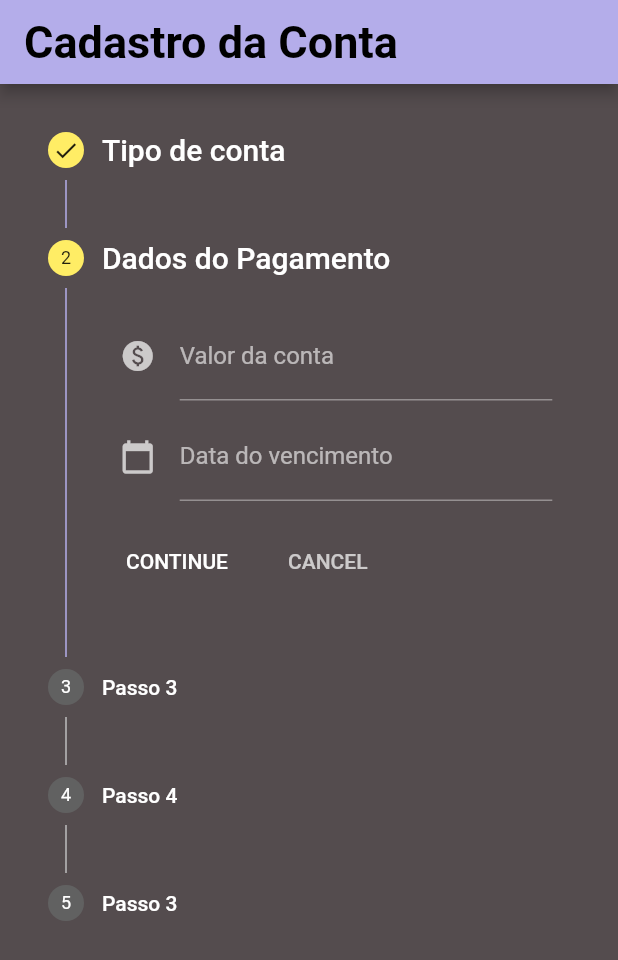
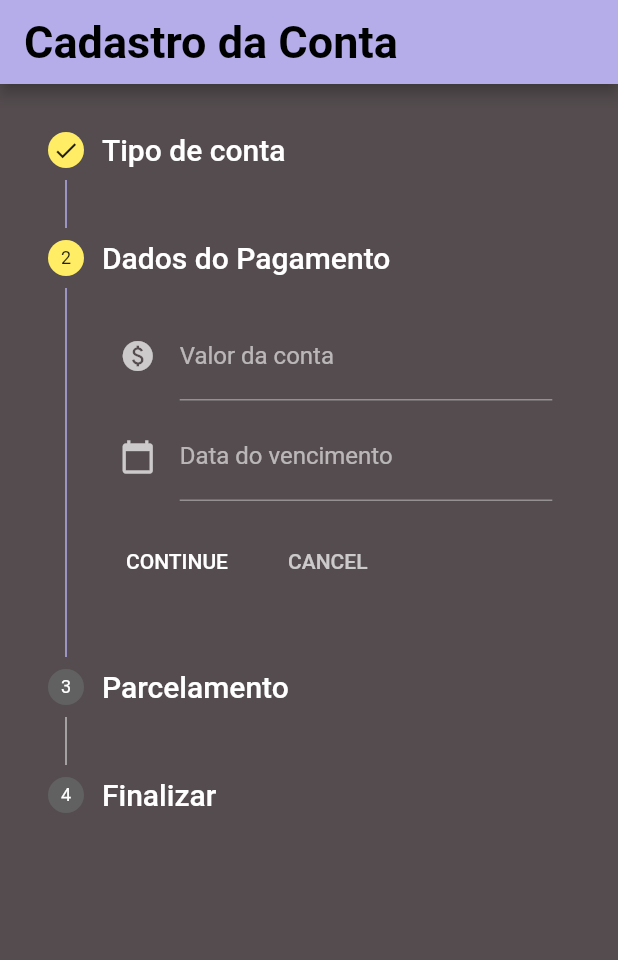
Before and after one commit to SamuelPimentel/help_mei, a Flutter app: the screen it shows after launch, after a tap on "CONTINUE", on a phone screen of 412 x 824 dp. Shown: the top 960 px of the screen. Run offline on Flutter 3.47's test engine with Material 2 defaults, Android fonts, the light colour scheme and no system bars; our stand-ins replace sqflite, sqflite_common_ffi; accounts and stored records are empty.

Commit message:
fix: cadastro funcionando da conta

```diff
--- a/lib/main.dart
+++ b/lib/main.dart
@@ -23,7 +23,10 @@ void main() async {
       result.map((e) => (e as TipoConta).nomeTipoConta).toList();
 
   runApp(MaterialApp(
-    home: CadastroContaPage(dropDownItens: tipoContaValues),
+    home: CadastroContaPage(
+      dropDownItens: tipoContaValues,
+      controller: controller,
+    ),
     theme: buildTheme(),
   ));
 }
--- a/lib/pages/cadastro_conta/cadastro_conta_page.dart
+++ b/lib/pages/cadastro_conta/cadastro_conta_page.dart
@@ -1,16 +1,20 @@
 import 'package:flutter/material.dart';
+import 'package:help_mei/controller/entity_controller_generic.dart';
 import 'package:help_mei/pages/cadastro_conta/cadastro_conta_step.dart';
 
 class CadastroContaPage extends StatelessWidget {
-  const CadastroContaPage({super.key, required this.dropDownItens});
+  const CadastroContaPage(
+      {super.key, required this.dropDownItens, required this.controller});
   final double size = 0.8;
   final List<String> dropDownItens;
+  final EntityControllerGeneric controller;
 
   @override
   Widget build(BuildContext context) {
     return Scaffold(
       appBar: AppBar(title: const Text('Cadastro da Conta')),
-      body: CadastroContaStep(dropDownItens: dropDownItens),
+      body: CadastroContaStep(
+          dropDownItens: dropDownItens, controller: controller),
     );
   }
 }
--- a/lib/pages/cadastro_conta/cadastro_conta_step.dart
+++ b/lib/pages/cadastro_conta/cadastro_conta_step.dart
@@ -1,18 +1,19 @@
 import 'package:flutter/material.dart';
 import 'package:help_mei/controller/entity_controller_generic.dart';
+import 'package:help_mei/entities/conta.dart';
 import 'package:help_mei/entities/tipo_conta.dart';
-import 'package:help_mei/pages/cadastro_conta/widgets/column_dado_pagamento.dart';
+import 'package:help_mei/pages/cadastro_conta/widgets/checkbox_cadastro.dart';
 import 'package:help_mei/pages/cadastro_conta/widgets/dropdown_cadastro.dart';
-import 'package:help_mei/services/database_service.dart';
-import 'package:help_mei/services/sqlite_service_on_disk.dart';
 import 'package:help_mei/widgets/step_cadastro.dart';
 import 'package:help_mei/widgets/text_field_cadastro.dart';
 import 'package:intl/intl.dart';
 
 class CadastroContaStep extends StatefulWidget {
-  const CadastroContaStep({Key? key, required this.dropDownItens})
+  const CadastroContaStep(
+      {Key? key, required this.dropDownItens, required this.controller})
       : super(key: key);
   final List<String> dropDownItens;
+  final EntityControllerGeneric controller;
   @override
   State<CadastroContaStep> createState() => _CadastroContaStepState();
 }
@@ -20,17 +21,17 @@ class CadastroContaStep extends StatefulWidget {
 class _CadastroContaStepState extends State<CadastroContaStep> {
   int _index = 0;
   String dropdownValue = '';
-
-  EntityControllerGeneric? _controller;
+  bool _ehParcelada = false;
 
   final TextEditingController _dateEditingController = TextEditingController();
   final TextEditingController _valorEditingController = TextEditingController();
+  final TextEditingController _qtdeParcelasEditingController =
+      TextEditingController();
 
   @override
   void initState() {
     // TODO: implement initState
     super.initState();
-    _controller = EntityControllerGeneric(service: SqliteServiceOnDisk());
     widget.dropDownItens.add('Outro');
     dropdownValue = widget.dropDownItens.first;
   }
@@ -53,6 +54,34 @@ class _CadastroContaStepState extends State<CadastroContaStep> {
           if (_index < getSteps().length - 1) {
             setState(() {
               _index += 1;
+            });
+          } else if (_index == getSteps().length - 1) {
+            showDialog(
+              context: context,
+              builder: (context) {
+                return const AlertDialog(
+                  title: Text('Cadastrando Usuário'),
+                  content: CircularProgressIndicator(),
+                );
+              },
+            );
+            saveConta().then((value) {
+              String msg = 'Inserido com sucesso';
+              if (!value) {
+                msg = 'Erro ap inserir';
+              }
+              showDialog(
+                context: context,
+                builder: (context) {
+                  return AlertDialog(
+                    title: const Text('Cadastro'),
+                    content: Text(msg),
+                    actions: [
+                      TextButton(onPressed: () {}, child: const Text('ok'))
+                    ],
+                  );
+                },
+              );
             });
           }
         },
@@ -114,34 +143,71 @@ class _CadastroContaStepState extends State<CadastroContaStep> {
                   });
                 }
               },
-            )
+            ),
           ],
         ),
       ),
-      Step(
-        state: _index > 2 ? StepState.complete : StepState.indexed,
-        isActive: _index >= 2,
-        title: Text(
-          'Passo 3',
+      stepCadastro(
+        context,
+        'Parcelamento',
+        _index,
+        2,
+        Column(
+          children: [
+            checkboxCadastro(_ehParcelada, 'A compra será parcelada?', (value) {
+              setState(() {
+                _ehParcelada = value!;
+              });
+            }),
+            if (_ehParcelada)
+              Column(
+                children: [
+                  textFieldCadastro(context, 'Quantidade de parcelas',
+                      const Icon(Icons.payment), _qtdeParcelasEditingController,
+                      keyboardType: TextInputType.number)
+                ],
+              ),
+          ],
         ),
-        content: Container(),
       ),
-      Step(
-        state: _index > 2 ? StepState.complete : StepState.indexed,
-        isActive: _index >= 2,
-        title: Text(
-          'Passo 4',
-        ),
-        content: Container(),
-      ),
-      Step(
-        state: _index > 2 ? StepState.complete : StepState.indexed,
-        isActive: _index >= 2,
-        title: Text(
-          'Passo 3',
-        ),
-        content: Container(),
+      stepCadastro(
+        context,
+        'Finalizar',
+        _index,
+        3,
+        Column(),
       ),
     ];
   }
+
+  Future<bool> saveConta() async {
+    var res = await widget.controller.getEntities(TipoConta.empty());
+    List<TipoConta> tipoContas = res.map((e) => (e as TipoConta)).toList();
+    var tipoContaSelecionada = tipoContas
+        .where((element) => element.nomeTipoConta == dropdownValue)
+        .first;
+    var valor = double.parse(_valorEditingController.text);
+    int qtdeParcelas = 1;
+    if (_ehParcelada) {
+      qtdeParcelas = int.parse(_qtdeParcelasEditingController.text);
+    }
+
+    var dataVencimento =
+        DateFormat('dd-MM-yyyy').parse(_dateEditingController.text);
+    Conta conta = Conta.noPrimaryKey(
+        idTipoConta: tipoContaSelecionada.idTipoConta,
+        idProduto: null,
+        descricaoConta: '',
+        valorConta: valor,
+        totalParcelas: qtdeParcelas,
+        dataVencimento: dataVencimento,
+        quitadaConta: false,
+        ativaConta: true);
+    try {
+      widget.controller.insertEntity(conta);
+    } catch (e) {
+      return false;
+    }
+    return true;
+  }
 }
--- /dev/null
+++ b/lib/pages/cadastro_conta/widgets/checkbox_cadastro.dart
@@ -0,0 +1,12 @@
+import 'package:flutter/material.dart';
+
+Widget checkboxCadastro(
+    bool value, String checkboxText, void Function(bool? value)? onChanged) {
+  return Row(children: [
+    Text(checkboxText),
+    Checkbox(
+      value: value,
+      onChanged: onChanged,
+    ),
+  ]);
+}
```
